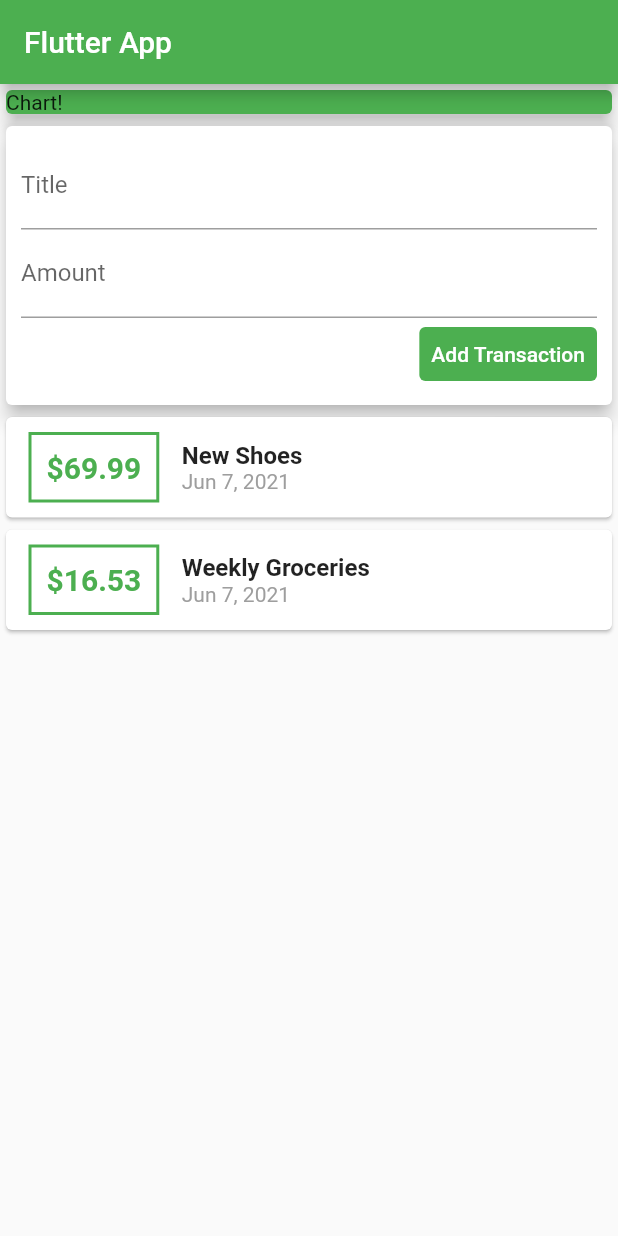
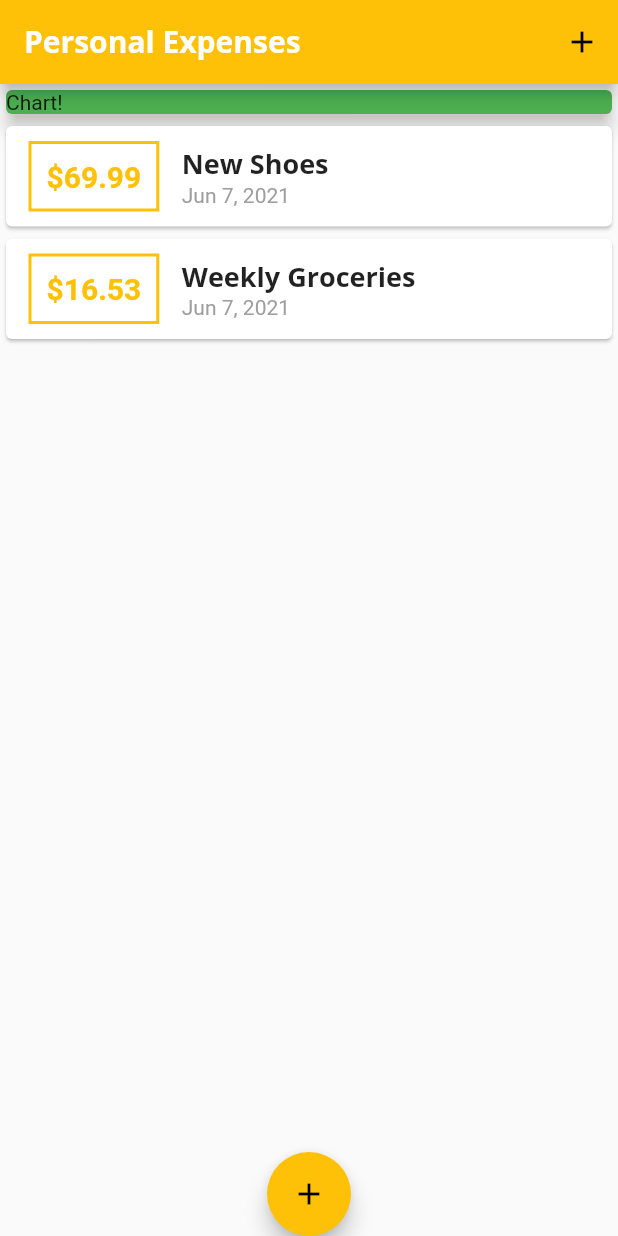
Before and after one commit to huuthuan-nguyen/expenses-app, a Flutter app: the screen it shows after launch, on a phone screen of 412 x 824 dp. Run offline on Flutter 3.47's test engine with Material 2 defaults, Android fonts, the phone set to English and light mode, and no system bars.

```diff
--- a/lib/main.dart
+++ b/lib/main.dart
@@ -1,6 +1,9 @@
-import 'package:expense_app/widgets/user_transactions.dart';
+import 'package:expense_app/widgets/new_transaction.dart';
+import 'package:expense_app/widgets/transaction_list.dart';
 import 'package:flutter/cupertino.dart';
 import 'package:flutter/material.dart';
+
+import 'models/transaction.dart';
 
 void main() {
   runApp(MainWidget());
@@ -12,21 +15,97 @@ class MainWidget extends StatelessWidget {
   Widget build(BuildContext context) {
     return MaterialApp(
       home: HomePage(),
+      title: "Personal Expenses",
+      theme: ThemeData(
+        primarySwatch: Colors.amber,
+        accentColor: Colors.amber.shade500,
+        fontFamily: "Quicksand",
+        textTheme: ThemeData.light().textTheme.copyWith(
+              headline6: TextStyle(
+                fontFamily: "OpenSans",
+                fontSize: 18,
+                fontWeight: FontWeight.bold,
+              ),
+            ),
+        appBarTheme: AppBarTheme(
+          textTheme: ThemeData.light().textTheme.copyWith(
+                headline6: TextStyle(
+                  fontFamily: "OpenSans",
+                  fontSize: 20,
+                  fontWeight: FontWeight.bold,
+                ),
+              ),
+        ),
+      ),
     );
   }
 }
 
-class HomePage extends StatelessWidget {
-  final titleController = TextEditingController();
-  final amountController = TextEditingController();
+class HomePage extends StatefulWidget {
+  @override
+  _HomePageState createState() => _HomePageState();
+}
+
+class _HomePageState extends State<HomePage> {
+  // final titleController = TextEditingController();
+
+  // final amountController = TextEditingController();
+
+  final List<Transaction> _userTransactions = [
+    Transaction(
+      id: "t1",
+      title: "New Shoes",
+      amount: 69.99,
+      date: DateTime.now(),
+    ),
+    Transaction(
+      id: "t2",
+      title: "Weekly Groceries",
+      amount: 16.53,
+      date: DateTime.now(),
+    ),
+  ];
+
+  void _addNewTransaction(String txTitle, double txAmount) {
+    final newTx = Transaction(
+      title: txTitle,
+      amount: txAmount,
+      date: DateTime.now(),
+      id: DateTime.now().toString(),
+    );
+    setState(() {
+      _userTransactions.add(newTx);
+    });
+  }
+
+  void _startAddNewTransaction(BuildContext ctx) {
+    showModalBottomSheet(
+        context: ctx,
+        builder: (_) {
+          return GestureDetector(
+            onTap: () {},
+            behavior: HitTestBehavior.opaque,
+            child: NewTransaction(_addNewTransaction),
+          );
+        });
+  }
+
   @override
   Widget build(BuildContext context) {
     return Scaffold(
       appBar: AppBar(
-        backgroundColor: Colors.green,
-        title: Text("Flutter App"),
+        title: Text(
+          "Personal Expenses",
         ),
-      body: Column(
+        actions: <Widget>[
+          IconButton(
+            onPressed: () => _startAddNewTransaction(context),
+            icon: Icon(Icons.add),
+          ),
+        ],
+      ),
+      body: SingleChildScrollView(
+        child: Column(
           // mainAxisAlignment: MainAxisAlignment.start,
           crossAxisAlignment: CrossAxisAlignment.stretch,
           children: <Widget>[
@@ -38,8 +117,14 @@ class HomePage extends StatelessWidget {
                 elevation: 5,
               ),
             ),
-          UserTransaction(),
+            TransactionList(transactions: _userTransactions),
           ],
+        ),
+      ),
+      floatingActionButtonLocation: FloatingActionButtonLocation.centerDocked,
+      floatingActionButton: FloatingActionButton(
+        onPressed: () => _startAddNewTransaction(context),
+        child: Icon(Icons.add),
       ),
     );
   }
--- a/lib/widgets/transaction_list.dart
+++ b/lib/widgets/transaction_list.dart
@@ -7,8 +7,10 @@ class TransactionList extends StatelessWidget {
   TransactionList({required this.transactions});
   @override
   Widget build(BuildContext context) {
-    return Column(
-      children: transactions.map((tx) {
+    return Container(
+      height: 300,
+      child: ListView.builder(
+        itemBuilder: (BuildContext context, int index) {
           return Card(
             child: Row(
               children: <Widget>[
@@ -16,33 +18,36 @@ class TransactionList extends StatelessWidget {
                   margin: EdgeInsets.symmetric(vertical: 10, horizontal: 15),
                   decoration: BoxDecoration(
                       border: Border.all(
-                  color: Colors.green,
+                    color: Theme.of(context).primaryColor,
                     width: 2,
                   )),
                   padding: EdgeInsets.all(10),
                   child: Text(
-                  "\$${tx.amount}",
+                    "\$${transactions[index].amount.toStringAsFixed(2)}",
                     style: TextStyle(
                       fontWeight: FontWeight.bold,
                       fontSize: 20,
-                    color: Colors.green,
+                      color: Theme.of(context).primaryColor,
                     ),
                   ),
                 ),
                 Column(
                   crossAxisAlignment: CrossAxisAlignment.start,
                   children: <Widget>[
-                  Text(tx.title,
-                      style:
-                          TextStyle(fontSize: 16, fontWeight: FontWeight.bold)),
-                  Text(DateFormat.yMMMd().format(tx.date),
+                    Text(
+                      transactions[index].title,
+                      style: Theme.of(context).textTheme.headline6,
+                    ),
+                    Text(DateFormat.yMMMd().format(transactions[index].date),
                         style: TextStyle(color: Colors.grey))
                   ],
                 ),
               ],
             ),
           );
-      }).toList(),
+        },
+        itemCount: transactions.length,
+      ),
     );
   }
 }
--- a/lib/widgets/user_transactions.dart
+++ /dev/null
@@ -1,50 +0,0 @@
-import 'package:expense_app/widgets/transaction_list.dart';
-import 'package:expense_app/widgets/new_transaction.dart';
-import 'package:flutter/material.dart';
-import 'package:expense_app/models/transaction.dart';
-
-import 'new_transaction.dart';
-
-class UserTransaction extends StatefulWidget {
-  @override
-  _UserTransactionState createState() => _UserTransactionState();
-}
-
-class _UserTransactionState extends State<UserTransaction> {
-  final List<Transaction> _userTransactions = [
-    Transaction(
-      id: "t1",
-      title: "New Shoes",
-      amount: 69.99,
-      date: DateTime.now(),
-    ),
-    Transaction(
-      id: "t2",
-      title: "Weekly Groceries",
-      amount: 16.53,
-      date: DateTime.now(),
-    ),
-  ];
-
-  void _addNewTransaction(String txTitle, double txAmount) {
-    final newTx = Transaction(
-      title: txTitle,
-      amount: txAmount,
-      date: DateTime.now(),
-      id: DateTime.now().toString(),
-    );
-    setState(() {
-      _userTransactions.add(newTx);
-    });
-  }
-
-  @override
-  Widget build(BuildContext context) {
-    return Column(
-      children: <Widget>[
-        NewTransaction(_addNewTransaction),
-        TransactionList(transactions: _userTransactions),
-      ],
-    );
-  }
-}
```
Also changed, not shown: lib/widgets/new_transaction.dart (+32 -10 lines), pubspec.yaml (+16 -11 lines), assets/fonts/OpenSans-Bold.ttf (added), assets/fonts/OpenSans-Regular.ttf (added), assets/fonts/Quicksand-Bold.ttf (added), assets/fonts/Quicksand-Light.ttf (added), assets/fonts/Quicksand-Medium.ttf (added), assets/fonts/Quicksand-Regular.ttf (added). Lines whose indentation alone changed are shown as unchanged.
